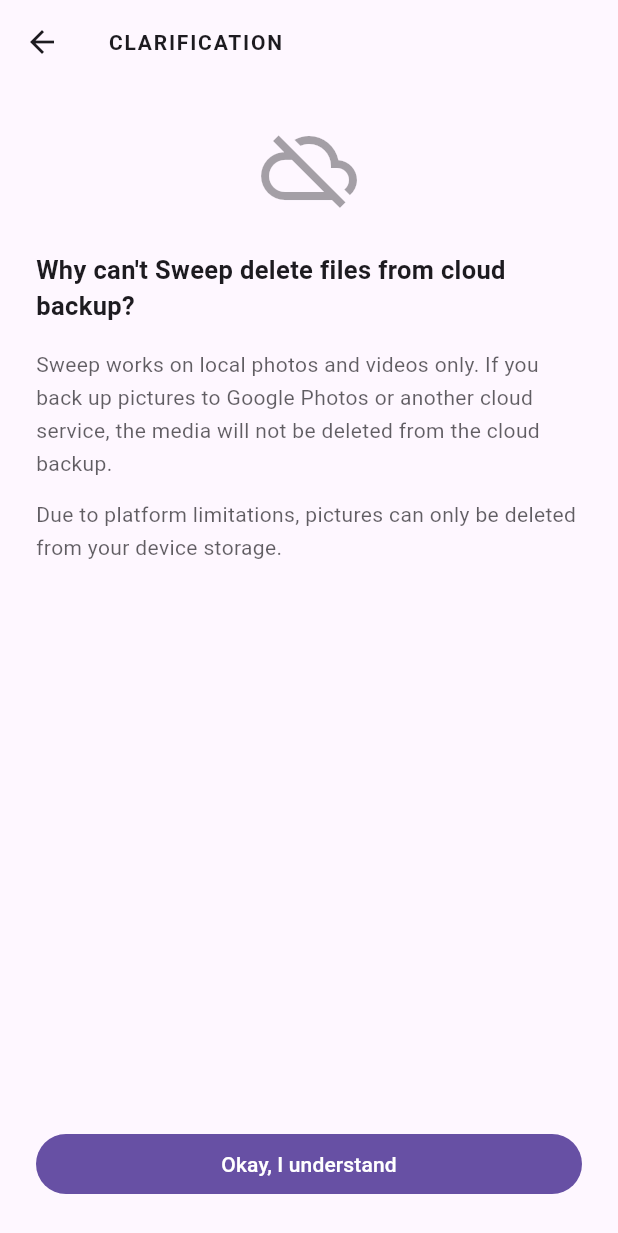
After one commit to Rexaintreal/sweep, a Flutter app: the ClarificationScreen screen opened directly, on a phone screen of 412 x 824 dp. The commit adds this screen. Shown: the top 1233 px of the screen. Run offline on Flutter 3.47's test engine with Material 3 defaults, Android fonts, the phone set to English and light mode, and no system bars; our stand-ins replace flutter_card_swiper, shared_preferences; missing offline and left inert: photo_manager, photo_manager_image_provider; accounts and stored records are empty.

Commit message:
Added dashboard screen and clarification page and made a new file for the swipe screen

```diff
--- /dev/null
+++ b/lib/clarification_screen.dart
@@ -0,0 +1,70 @@
+import 'package:flutter/material.dart';
+
+class ClarificationScreen extends StatelessWidget {
+  const ClarificationScreen({super.key});
+
+  @override
+  Widget build(BuildContext context) {
+    return Scaffold(
+      appBar: AppBar(
+        leading: IconButton(
+          icon: const Icon(Icons.arrow_back),
+          onPressed: () => Navigator.of(context).pop(),
+        ),
+        title: const Text(
+          'CLARIFICATION',
+          style: TextStyle(fontSize: 14, fontWeight: FontWeight.w700, letterSpacing: 1.2),
+        ),
+      ),
+      body: Padding(
+        padding: const EdgeInsets.all(24),
+        child: Column(
+          crossAxisAlignment: CrossAxisAlignment.start,
+          children: [
+            Center(
+              child: Icon(
+                Icons.cloud_off_outlined,
+                size: 64,
+                // ignore: deprecated_member_use
+                color: Theme.of(context).colorScheme.onSurface.withOpacity(0.4),
+              ),
+            ),
+            const SizedBox(height: 24),
+            const Text(
+              'Why can\'t Sweep delete files from cloud backup?',
+              style: TextStyle(fontSize: 17, fontWeight: FontWeight.w600),
+            ),
+            const SizedBox(height: 16),
+            Text(
+              'Sweep works on local photos and videos only. If you back up pictures to Google Photos or another cloud service, the media will not be deleted from the cloud backup.',
+              style: TextStyle(
+                fontSize: 14,
+                height: 1.6,
+                // ignore: deprecated_member_use
+                color: Theme.of(context).colorScheme.onSurface.withOpacity(0.7),
+              ),
+            ),
+            const SizedBox(height: 12),
+            Text(
+              'Due to platform limitations, pictures can only be deleted from your device storage.',
+              style: TextStyle(
+                fontSize: 14,
+                height: 1.6,
+                // ignore: deprecated_member_use
+                color: Theme.of(context).colorScheme.onSurface.withOpacity(0.7),
+              ),
+            ),
+            const Spacer(),
+            SizedBox(
+              width: double.infinity,
+              child: FilledButton(
+                onPressed: () => Navigator.of(context).pop(),
+                child: const Text('Okay, I understand'),
+              ),
+            ),
+          ],
+        ),
+      ),
+    );
+  }
+}
```
Also changed, not shown: lib/home_screen.dart (+112 -63 lines), lib/swipe_screen.dart (added, +103 -0 lines).
